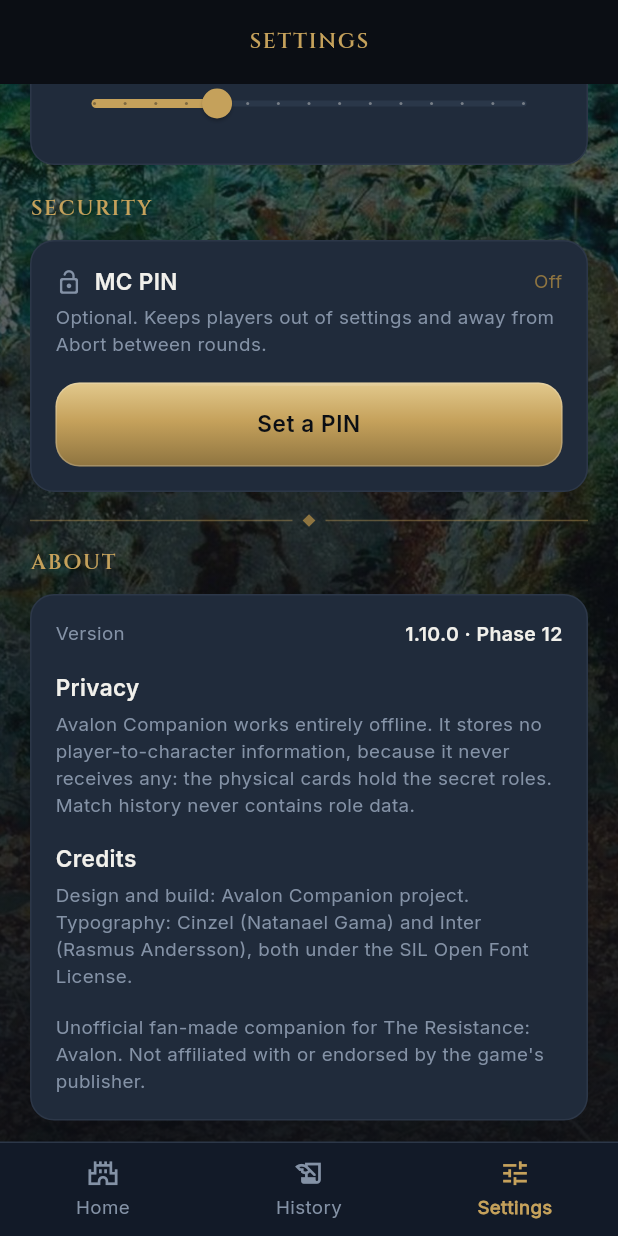
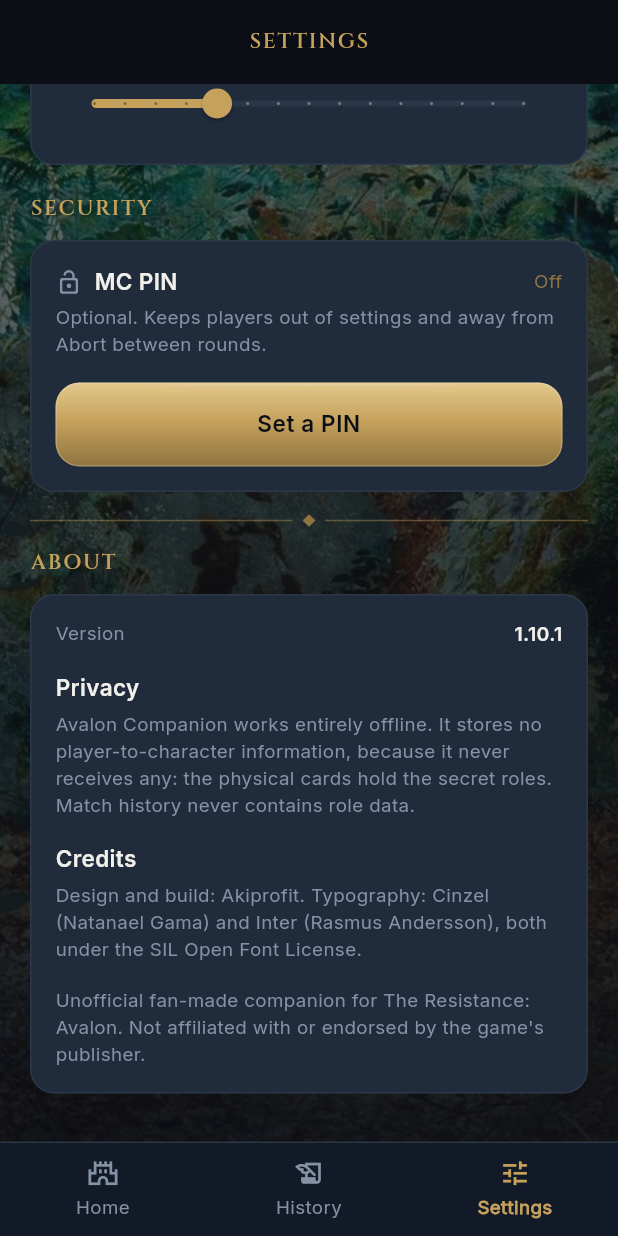
Before and after one commit to Akiprofit/avalon-companion, a Flutter app: the SettingsScreen screen opened by its route, scrolled down 2102 dp, on a phone screen of 412 x 824 dp. Run offline on Flutter 3.47's test engine with Material 3 defaults, Android fonts, the phone set to English and light mode, and no system bars; our stand-ins replace cupertino_ui, drift, drift_flutter, flutter_riverpod, go_router, material_ui; accounts and stored records are empty; generated files the repository leaves out were written again.

Commit message:
feat: credit the builder and drop the stale phase from About
Two lines in the About panel were saying the wrong thing. The credits named
"Avalon Companion project", which is not a person, so the one person who built
the app had no line in it; they now read "Design and build: Akiprofit" with
the font acknowledgements unchanged.

The version row read "1.10.0 · Phase 12", and the phase had been frozen since
1.0.0 ten releases earlier. A build-plan coordinate means nothing to a player
checking which APK they installed, so the row is the version alone and
AppInfo.buildPhase is deleted rather than left unreferenced.

```diff
--- a/lib/core/constants/app_info.dart
+++ b/lib/core/constants/app_info.dart
@@ -1,8 +1,7 @@
 /// Static app metadata shown on the About section and the home footer.
 abstract final class AppInfo {
   static const name = 'Avalon Companion';
-  static const version = '1.10.0';
-  static const buildPhase = 'Phase 12';
+  static const version = '1.10.1';
   static const disclaimer =
       'Unofficial fan-made companion for The Resistance: Avalon. '
       'Not affiliated with or endorsed by the game\'s publisher.';
@@ -11,7 +10,7 @@ abstract final class AppInfo {
       'information, because it never receives any: the physical cards hold the '
       'secret roles. Match history never contains role data.';
   static const credits =
-      'Design and build: Avalon Companion project. '
+      'Design and build: Akiprofit. '
       'Typography: Cinzel (Natanael Gama) and Inter (Rasmus Andersson), '
       'both under the SIL Open Font License.';
 }
--- a/lib/features/settings/settings_screen.dart
+++ b/lib/features/settings/settings_screen.dart
@@ -427,7 +427,7 @@ class SettingsScreen extends ConsumerWidget {
                       child: Text('Version', style: AppText.caption),
                     ),
                     Text(
-                      '${AppInfo.version} · ${AppInfo.buildPhase}',
+                      AppInfo.version,
                       style: AppText.bodyStrong.copyWith(fontSize: 13),
                     ),
                   ],
--- a/pubspec.yaml
+++ b/pubspec.yaml
@@ -2,7 +2,7 @@ name: avalon_companion
 description: "Offline Game Master companion for physical games of The Resistance: Avalon."
 publish_to: 'none'
 
-version: 1.10.0+33
+version: 1.10.1+34
 
 environment:
   sdk: ^3.14.0
```
Also changed, not shown: 3 other files.
